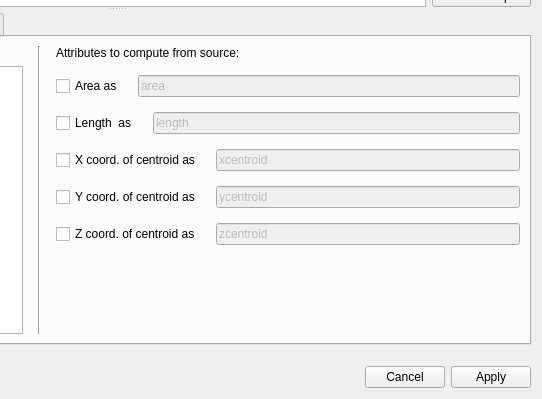
Qt form src/builderexts/import.spatial-graph.ogr-gdal/OGRGDALDialog.ui (OpenFLUID/openfluid) before a commit; both pictures show x 308 to 850 and y 251 to 650 of the 850 by 650 pixel window.
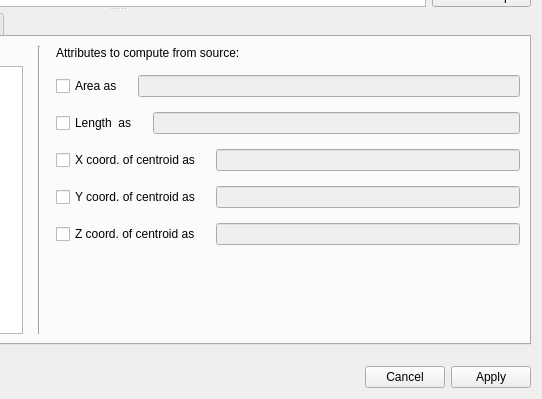
The same form after that commit. The open tabs and pages were chosen to show the change.

Diff of the .ui file:
```diff
--- a/src/builderexts/import.spatial-graph.ogr-gdal/OGRGDALDialog.ui
+++ b/src/builderexts/import.spatial-graph.ogr-gdal/OGRGDALDialog.ui
@@ -393,7 +393,7 @@
                        <bool>false</bool>
                       </property>
                       <property name="text">
-                       <string>area</string>
+                       <string/>
                       </property>
                      </widget>
                     </item>
@@ -414,7 +414,7 @@
                        <bool>false</bool>
                       </property>
                       <property name="text">
-                       <string>length</string>
+                       <string/>
                       </property>
                      </widget>
                     </item>
@@ -435,7 +435,7 @@
                        <bool>false</bool>
                       </property>
                       <property name="text">
-                       <string>xcentroid</string>
+                       <string/>
                       </property>
                      </widget>
                     </item>
@@ -456,7 +456,7 @@
                        <bool>false</bool>
                       </property>
                       <property name="text">
-                       <string>ycentroid</string>
+                       <string/>
                       </property>
                      </widget>
                     </item>
@@ -477,7 +477,7 @@
                        <bool>false</bool>
                       </property>
                       <property name="text">
-                       <string>zcentroid</string>
+                       <string/>
                       </property>
                      </widget>
                     </item>
```
Left out of the diff: 46 changed lines with no effect on the pictures.
